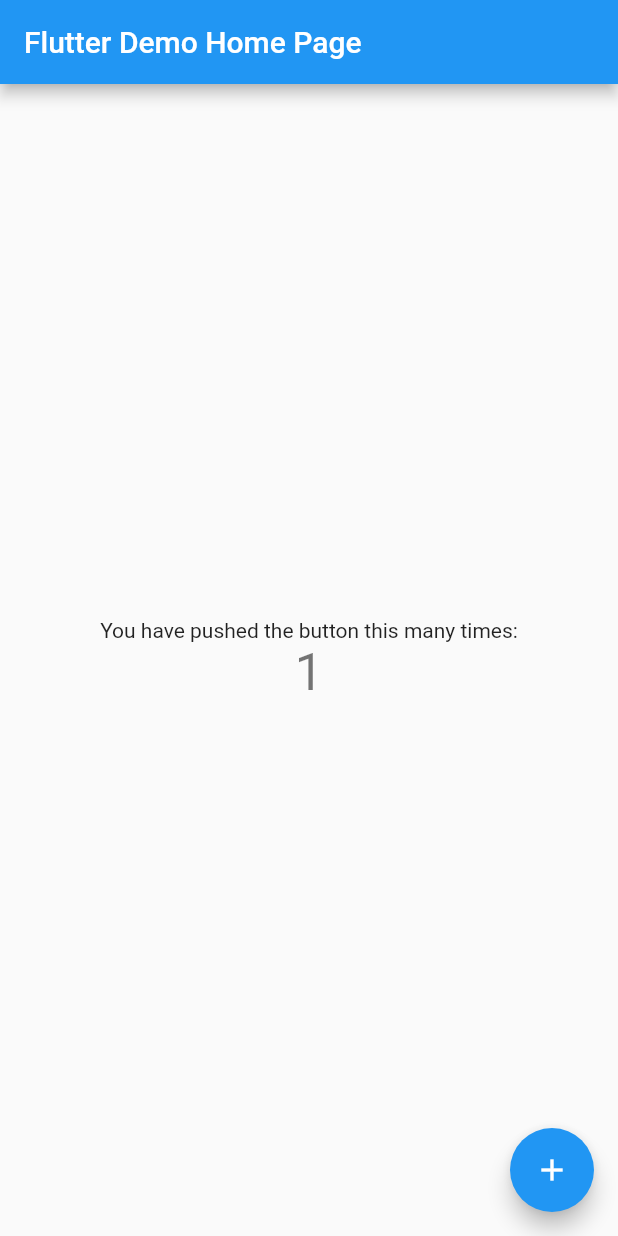
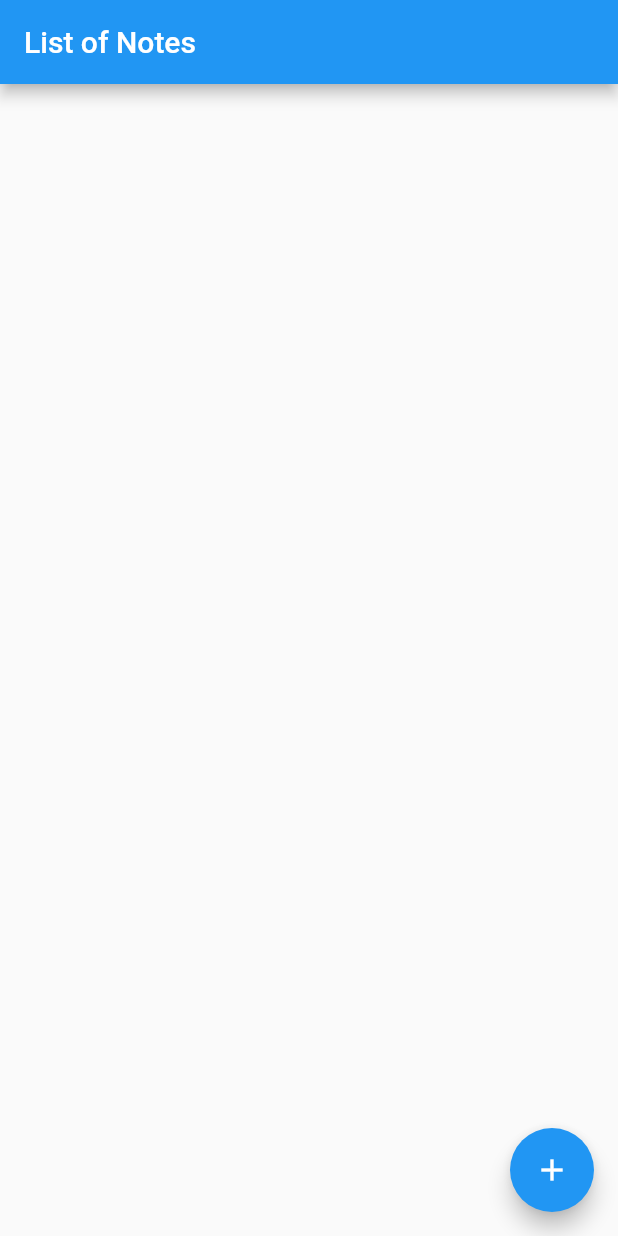
Before and after one commit to dodongharbii/working_with_rest_api, a Flutter app: the screen it shows after launch, after a tap on the "add" icon, on a phone screen of 412 x 824 dp. Run offline on Flutter 3.47's test engine with Material 2 defaults, Android fonts, the light colour scheme and no system bars.

Commit message:
Created notelist page

```diff
--- a/lib/main.dart
+++ b/lib/main.dart
@@ -1,4 +1,5 @@
 import 'package:flutter/material.dart';
+import 'package:tuso_working_with_rest_api/views/note_list.dart';
 
 void main() {
   runApp(const MyApp());
@@ -24,92 +25,7 @@
         // is not restarted.
         primarySwatch: Colors.blue,
       ),
-      home: const MyHomePage(title: 'Flutter Demo Home Page'),
+      home: NoteList(),
     );
   }
 }
-
-class MyHomePage extends StatefulWidget {
-  const MyHomePage({Key? key, required this.title}) : super(key: key);
-
-  // This widget is the home page of your application. It is stateful, meaning
-  // that it has a State object (defined below) that contains fields that affect
-  // how it looks.
-
-  // This class is the configuration for the state. It holds the values (in this
-  // case the title) provided by the parent (in this case the App widget) and
-  // used by the build method of the State. Fields in a Widget subclass are
-  // always marked "final".
-
-  final String title;
-
-  @override
-  State<MyHomePage> createState() => _MyHomePageState();
-}
-
-class _MyHomePageState extends State<MyHomePage> {
-  int _counter = 0;
-
-  void _incrementCounter() {
-    setState(() {
-      // This call to setState tells the Flutter framework that something has
-      // changed in this State, which causes it to rerun the build method below
-      // so that the display can reflect the updated values. If we changed
-      // _counter without calling setState(), then the build method would not be
-      // called again, and so nothing would appear to happen.
-      _counter++;
-    });
-  }
-
-  @override
-  Widget build(BuildContext context) {
-    // This method is rerun every time setState is called, for instance as done
-    // by the _incrementCounter method above.
-    //
-    // The Flutter framework has been optimized to make rerunning build methods
-    // fast, so that you can just rebuild anything that needs updating rather
-    // than having to individually change instances of widgets.
-    return Scaffold(
-      appBar: AppBar(
-        // Here we take the value from the MyHomePage object that was created by
-        // the App.build method, and use it to set our appbar title.
-        title: Text(widget.title),
-      ),
-      body: Center(
-        // Center is a layout widget. It takes a single child and positions it
-        // in the middle of the parent.
-        child: Column(
-          // Column is also a layout widget. It takes a list of children and
-          // arranges them vertically. By default, it sizes itself to fit its
-          // children horizontally, and tries to be as tall as its parent.
-          //
-          // Invoke "debug painting" (press "p" in the console, choose the
-          // "Toggle Debug Paint" action from the Flutter Inspector in Android
-          // Studio, or the "Toggle Debug Paint" command in Visual Studio Code)
-          // to see the wireframe for each widget.
-          //
-          // Column has various properties to control how it sizes itself and
-          // how it positions its children. Here we use mainAxisAlignment to
-          // center the children vertically; the main axis here is the vertical
-          // axis because Columns are vertical (the cross axis would be
-          // horizontal).
-          mainAxisAlignment: MainAxisAlignment.center,
-          children: <Widget>[
-            const Text(
-              'You have pushed the button this many times:',
-            ),
-            Text(
-              '$_counter',
-              style: Theme.of(context).textTheme.headline4,
-            ),
-          ],
-        ),
-      ),
-      floatingActionButton: FloatingActionButton(
-        onPressed: _incrementCounter,
-        tooltip: 'Increment',
-        child: const Icon(Icons.add),
-      ), // This trailing comma makes auto-formatting nicer for build methods.
-    );
-  }
-}
--- /dev/null
+++ b/lib/views/note_list.dart
@@ -0,0 +1,19 @@
+import 'package:flutter/material.dart';
+
+class NoteList extends StatelessWidget {
+  const NoteList({Key? key}) : super(key: key);
+
+  @override
+  Widget build(BuildContext context) {
+    return Scaffold(
+      appBar: AppBar(title: Text('List of Notes')),
+      floatingActionButton: FloatingActionButton(
+        onPressed: () {
+
+        },
+        child: Icon(Icons.add),
+      ),
+      body: Container(),
+    );
+  }
+}
```
